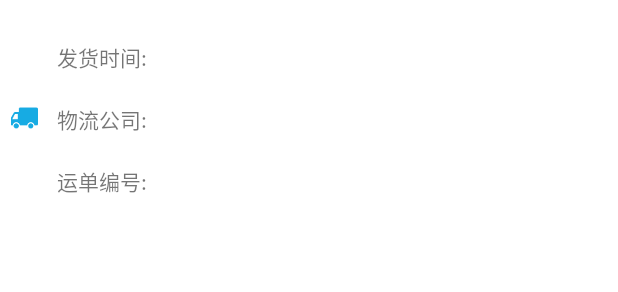
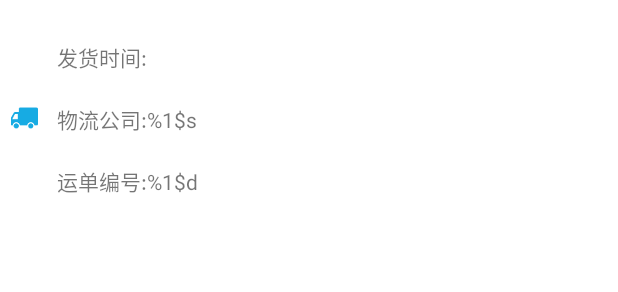
Before and after one commit to liufatao/91huashi, an Android app: the layout activity_orderdetails.xml on its own in the app's theme, with its tools: preview values and no code run, on a phone screen of 412 x 824 dp. Shown: the part 325-617 px from the top of the screen. Run offline under Robolectric (Android 15) with nearby library versions, the phone set to English and light mode, and no system bars.

Commit message:
修改string

```diff
--- a/app/src/main/res/values/strings.xml
+++ b/app/src/main/res/values/strings.xml
@@ -46,18 +46,7 @@
     <string name="recommendtoyou">为你推荐</string>
     <string name="tobottorm">已经到最底部了</string>
     <string name="confirmname">确定</string>
-    <string name="theconsignee">收件人:</string>
-    <string name="phonename">电话:</string>
-    <string name="address">地址:</string>
-    <string name="orderstatus">订单状态:</string>
-    <string name="orderno">订单编号:</string>
-    <string name="ordertime">下单时间:</string>
-    <string name="deliverytime">发货时间:</string>
-    <string name="logisticscompany">物流公司:</string>
-    <string name="waybillnumber">运单编号:</string>
-    <!--<string name="confirmorder">确认订单</string>-->
-    <!--<string name="leavemessage">买家留言:</string>-->
-    <!--<string name="dealovertitle">交易成功</string>-->
+
     <!--支付-->
     <string name="pay">支付</string>
     <string name="payfailure">支付失败</string>
@@ -127,8 +116,30 @@
     <!--价格-->
     <string name="currentprice">￥%1$s</string>
     <string name="originalprice">原价:￥%1$s</string>
+    <string name="modelsize">x%1$d</string>
+    <string name="allprice">合计:￥%1$s</string>
+    <string name="allnum">共件%1$d商品</string>
+    <string name="weixinprice">￥%1$d</string>
+
     <!--个人中心-->
     <string name="signature">个性说明:%1$s</string>
+    <string name="seconds">%1$d秒后重发</string>
+    <string name="refundreason">退款原因:%1$s</string>
+    <string name="applicationtime">申请时间:%1$s</string>
+    <string name="delteadder">确定要删除该地址吗？</string>
+    <!--物流-->
+    <string name="theconsignee">收件人:</string>
+    <string name="phonename">电话:</string>
+    <string name="address">地址:</string>
+    <string name="orderstatus">订单状态:</string>
+    <string name="orderno">订单编号:</string>
+    <string name="ordertime">下单时间:</string>
+    <string name="deliverytime">发货时间:</string>
+    <string name="logisticscompany">物流公司:%1$s</string>
+    <string name="waybillnumber">运单编号:%1$d</string>
+    <!--<string name="confirmorder">确认订单</string>-->
+    <!--<string name="leavemessage">买家留言:</string>-->
+    <!--<string name="dealovertitle">交易成功</string>-->
     <!--下拉刷新，上拉加载-->
     <string name="pull_to_refresh_pull_label">下拉刷新</string>
     <string name="pull_to_refresh_release_label">松开后刷新</string>
```
